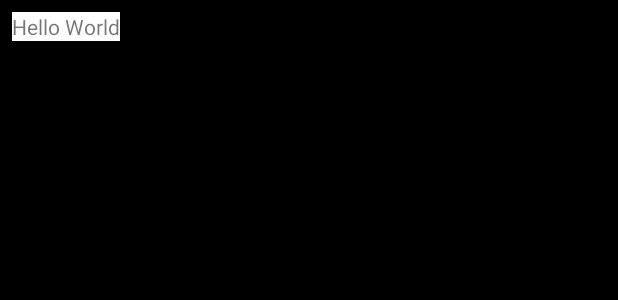
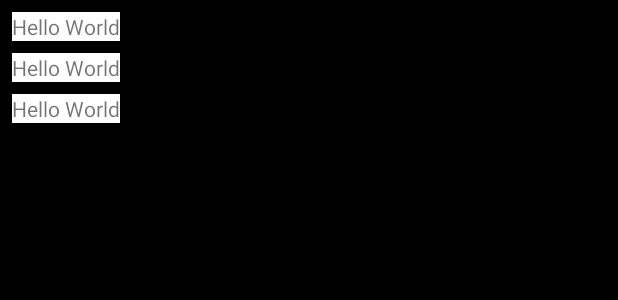
Before and after one commit to maxwellfarias/androidCourse, an Android app: the layout activity_main.xml on its own in the app's theme, with its tools: preview values and no code run, on a phone screen of 412 x 824 dp. Shown: the top 300 px of the screen. Run offline under Robolectric (Android 15) with nearby library versions, the phone set to English and light mode, and no system bars.

Commit message:
Implementando MainAdapter da MainActivity

```diff
--- a/NetflixRemake/app/src/main/res/layout/movie_item.xml
+++ b/NetflixRemake/app/src/main/res/layout/movie_item.xml
@@ -1,7 +1,7 @@
 <?xml version="1.0" encoding="utf-8"?>
 <androidx.constraintlayout.widget.ConstraintLayout xmlns:android="http://schemas.android.com/apk/res/android"
-    android:layout_width="match_parent"
-    android:layout_height="match_parent"
+    android:layout_width="wrap_content"
+    android:layout_height="wrap_content"
     xmlns:app="http://schemas.android.com/apk/res-auto">
 
     <TextView
```
Also changed, not shown: NetflixRemake/app/src/main/java/com/example/netflixremake/MainActivity.java (+25 -4 lines), NetflixRemake/app/src/main/java/com/example/netflixremake/model/Movie.java (+7 -3 lines).
